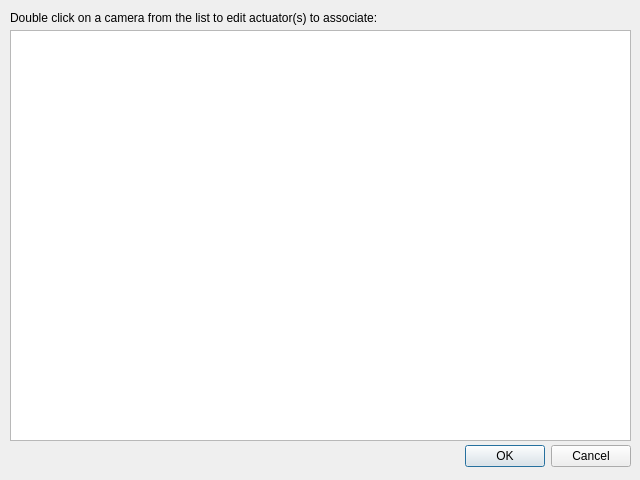
Above: src/ui/configure_camera_to_actuator_associations.ui from stefanodellosa-personal/WADAS before the change. Below: the same form after it.
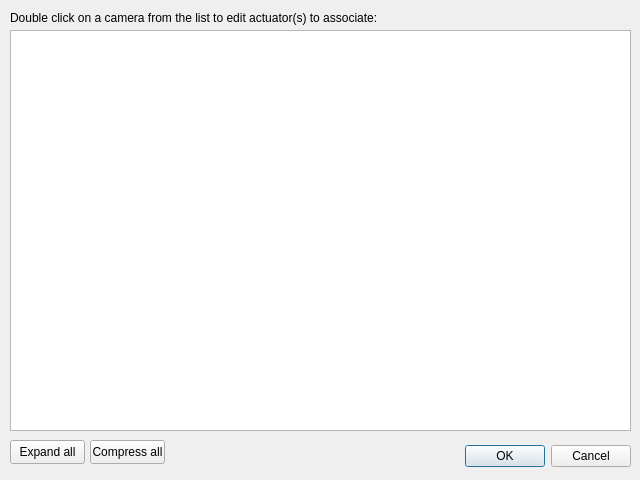
That is the form after the change.

Commit message: addressed PR comments, added expand/collapse all buttons in UI

Patch:
```diff
--- a/src/ui/configure_camera_to_actuator_associations.ui
+++ b/src/ui/configure_camera_to_actuator_associations.ui
@@ -16,9 +16,9 @@
   <widget class="QDialogButtonBox" name="buttonBox">
    <property name="geometry">
     <rect>
-     <x>10</x>
+     <x>270</x>
      <y>440</y>
-     <width>621</width>
+     <width>361</width>
      <height>32</height>
     </rect>
    </property>
@@ -35,7 +35,7 @@
      <x>10</x>
      <y>30</y>
      <width>621</width>
-     <height>411</height>
+     <height>401</height>
     </rect>
    </property>
   </widget>
@@ -52,6 +52,32 @@
     <string>Double click on a camera from the list to edit actuator(s) to associate:</string>
    </property>
   </widget>
+  <widget class="QPushButton" name="pushButton_expandTreeView">
+   <property name="geometry">
+    <rect>
+     <x>10</x>
+     <y>440</y>
+     <width>75</width>
+     <height>24</height>
+    </rect>
+   </property>
+   <property name="text">
+    <string>Expand all</string>
+   </property>
+  </widget>
+  <widget class="QPushButton" name="pushButton_collapseTreeView">
+   <property name="geometry">
+    <rect>
+     <x>90</x>
+     <y>440</y>
+     <width>75</width>
+     <height>24</height>
+    </rect>
+   </property>
+   <property name="text">
+    <string>Compress all</string>
+   </property>
+  </widget>
  </widget>
  <resources/>
  <connections>
```
The commit also changes 4 other files.
